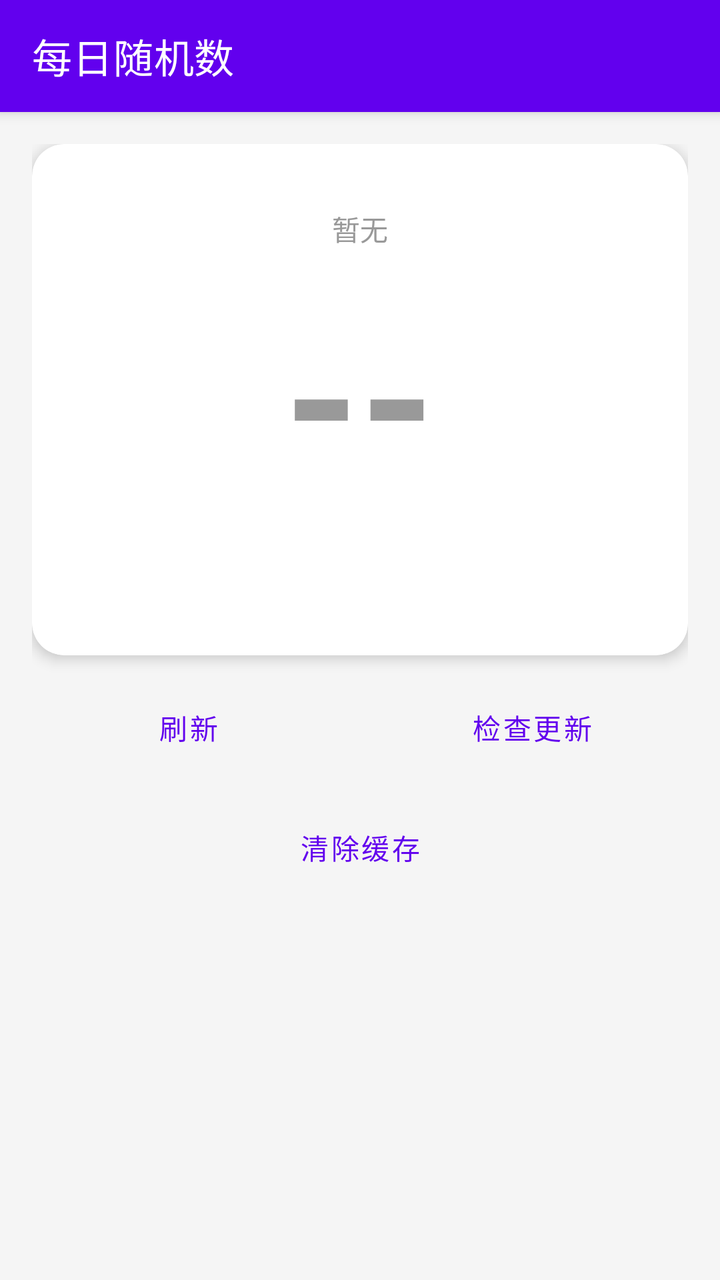
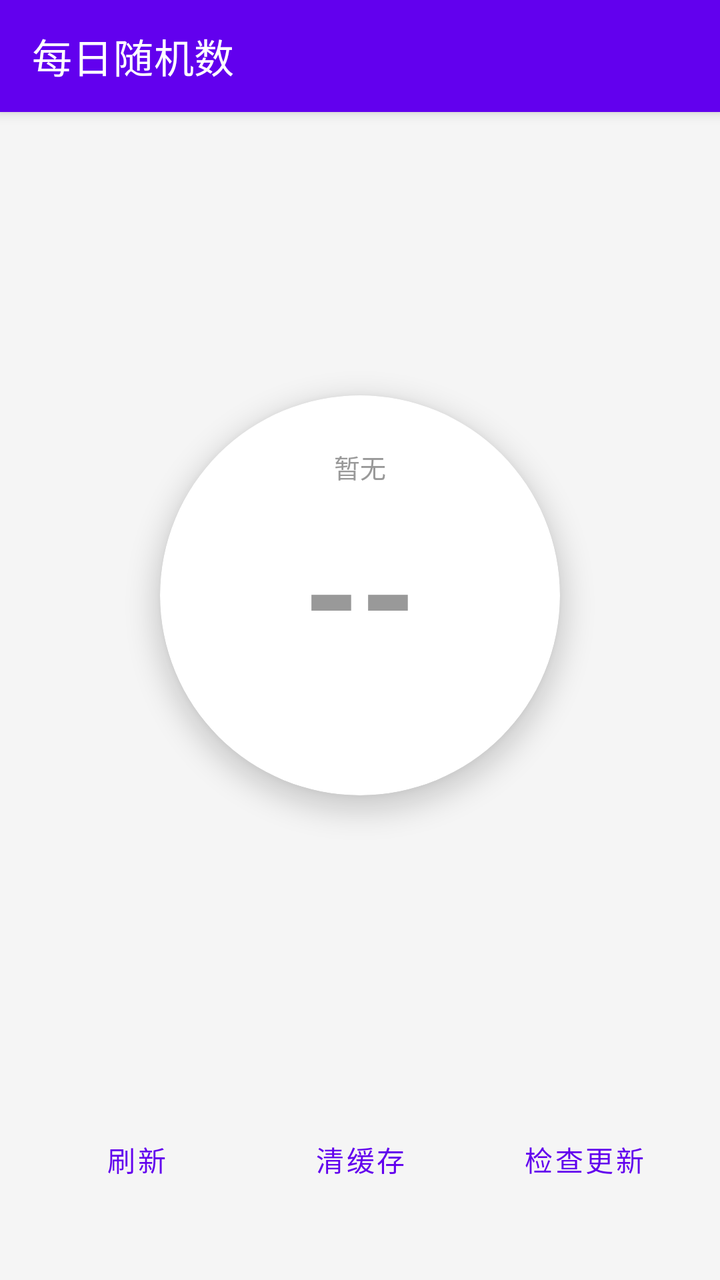

Two renders of the same Android screen: before a commit and after it. Below are the layout's source before the change and the commit's diff.
<!-- AndroidManifest.xml: application theme Theme.DailyRandom -->
<!-- res/layout/activity_main.xml -->
<?xml version="1.0" encoding="utf-8"?>
<LinearLayout
    xmlns:android="http://schemas.android.com/apk/res/android"
    xmlns:app="http://schemas.android.com/apk/res-auto"
    android:layout_width="match_parent"
    android:layout_height="match_parent"
    android:orientation="vertical"
    android:background="#F5F5F5">

    <com.google.android.material.appbar.MaterialToolbar
        android:id="@+id/toolbar"
        android:layout_width="match_parent"
        android:layout_height="?attr/actionBarSize"
        android:background="#6200EE"
        android:theme="@style/ThemeOverlay.MaterialComponents.Dark.ActionBar"
        android:elevation="4dp"
        app:title="每日随机数"
        app:titleTextColor="@android:color/white" />

    <ScrollView
        android:layout_width="match_parent"
        android:layout_height="match_parent"
        android:fillViewport="true">

        <LinearLayout
            android:layout_width="match_parent"
            android:layout_height="wrap_content"
            android:orientation="vertical"
            android:padding="16dp">

            <com.google.android.material.card.MaterialCardView
                android:layout_width="match_parent"
                android:layout_height="wrap_content"
                android:layout_marginBottom="12dp"
                app:cardCornerRadius="16dp"
                app:cardElevation="4dp"
                app:cardBackgroundColor="@android:color/white">

                <LinearLayout
                    android:layout_width="match_parent"
                    android:layout_height="wrap_content"
                    android:orientation="vertical"
                    android:gravity="center"
                    android:padding="32dp">

                    <TextView
                        android:id="@+id/tvDate"
                        android:layout_width="wrap_content"
                        android:layout_height="wrap_content"
                        android:text="暂无"
                        android:textSize="14sp"
                        android:textColor="#999999"
                        android:layout_marginBottom="8dp"/>

                    <TextView
                        android:id="@+id/tvRandom"
                        android:layout_width="wrap_content"
                        android:layout_height="wrap_content"
                        android:text="--"
                        android:textSize="96sp"
                        android:textStyle="bold"
                        android:textColor="#999999"/>

                    <TextView
                        android:id="@+id/tvOddEven"
                        android:layout_width="wrap_content"
                        android:layout_height="wrap_content"
                        android:text=""
                        android:textSize="20sp"
                        android:textColor="#CCCCCC"
                        android:layout_marginTop="8dp"/>
                </LinearLayout>
            </com.google.android.material.card.MaterialCardView>

            <LinearLayout
                android:layout_width="match_parent"
                android:layout_height="wrap_content"
                android:orientation="horizontal"
                android:gravity="center"
                android:layout_marginBottom="12dp">

                <Button
                    android:id="@+id/btnRefresh"
                    android:layout_width="0dp"
                    android:layout_height="wrap_content"
                    android:layout_weight="1"
                    android:text="刷新"
                    android:layout_marginEnd="8dp"
                    style="@style/Widget.MaterialComponents.Button.OutlinedButton"/>

                <Button
                    android:id="@+id/btnUpdate"
                    android:layout_width="0dp"
                    android:layout_height="wrap_content"
                    android:layout_weight="1"
                    android:text="检查更新"
                    android:layout_marginStart="8dp"
                    style="@style/Widget.MaterialComponents.Button.OutlinedButton"/>
            </LinearLayout>

            <Button
                android:id="@+id/btnClear"
                android:layout_width="match_parent"
                android:layout_height="wrap_content"
                android:text="清除缓存"
                android:layout_marginBottom="8dp"
                style="@style/Widget.MaterialComponents.Button.TextButton"/>

            <TextView
                android:id="@+id/tvUpdateStatus"
                android:layout_width="match_parent"
                android:layout_height="wrap_content"
                android:text=""
                android:textSize="12sp"
                android:textColor="#AAAAAA"
                android:gravity="center"/>
        </LinearLayout>
    </ScrollView>
</LinearLayout>
<!-- resources referenced by this layout -->
<resources>
  <style name="Theme.DailyRandom" parent="Theme.MaterialComponents.NoActionBar">
          <item name="colorPrimary">#6200EE</item>
          <item name="colorPrimaryVariant">#3700B3</item>
          <item name="colorOnPrimary">@color/white</item>
          <item name="colorSecondary">#03DAC5</item>
          <item name="colorSecondaryVariant">#018786</item>
          <item name="colorOnSecondary">@color/black</item>
          <item name="android:statusBarColor">#6200EE</item>
          <item name="android:navigationBarColor">#6200EE</item>
          <item name="android:windowLightStatusBar">false</item>
      </style>
  <color name="white">#FFFFFFFF</color>
  <color name="black">#FF000000</color>
</resources>

<!-- the commit's change to res/layout/activity_main.xml (unified diff, before → after) -->
@@ -17,103 +17,109 @@
         app:title="每日随机数"
         app:titleTextColor="@android:color/white" />
 
-    <ScrollView
+    <LinearLayout
         android:layout_width="match_parent"
-        android:layout_height="match_parent"
-        android:fillViewport="true">
+        android:layout_height="0dp"
+        android:layout_weight="1"
+        android:orientation="vertical"
+        android:gravity="center"
+        android:padding="24dp">
+
+        <com.google.android.material.card.MaterialCardView
+            android:layout_width="200dp"
+            android:layout_height="200dp"
+            app:cardCornerRadius="100dp"
+            app:cardElevation="8dp"
+            app:cardBackgroundColor="@android:color/white">
+
+            <LinearLayout
+                android:layout_width="match_parent"
+                android:layout_height="match_parent"
+                android:orientation="vertical"
+                android:gravity="center">
+
+                <TextView
+                    android:id="@+id/tvDate"
+                    android:layout_width="wrap_content"
+                    android:layout_height="wrap_content"
+                    android:text="暂无"
+                    android:textSize="13sp"
+                    android:textColor="#999999"
+                    android:layout_marginBottom="4dp"/>
+
+                <TextView
+                    android:id="@+id/tvRandom"
+                    android:layout_width="wrap_content"
+                    android:layout_height="wrap_content"
+                    android:text="--"
+                    android:textSize="72sp"
+                    android:textStyle="bold"
+                    android:textColor="#999999"/>
+
+                <TextView
+                    android:id="@+id/tvOddEven"
+                    android:layout_width="wrap_content"
+                    android:layout_height="wrap_content"
+                    android:text=""
+                    android:textSize="18sp"
+                    android:textColor="#CCCCCC"
+                    android:layout_marginTop="4dp"/>
+            </LinearLayout>
+        </com.google.android.material.card.MaterialCardView>
+
+    </LinearLayout>
+
+    <LinearLayout
+        android:layout_width="match_parent"
+        android:layout_height="wrap_content"
+        android:orientation="vertical"
+        android:padding="16dp"
+        android:background="#F5F5F5">
 
         <LinearLayout
             android:layout_width="match_parent"
             android:layout_height="wrap_content"
-            android:orientation="vertical"
-            android:padding="16dp">
+            android:orientation="horizontal"
+            android:gravity="center">
 
-            <com.google.android.material.card.MaterialCardView
-                android:layout_width="match_parent"
+            <Button
+                android:id="@+id/btnRefresh"
+                android:layout_width="0dp"
                 android:layout_height="wrap_content"
-                android:layout_marginBottom="12dp"
-                app:cardCornerRadius="16dp"
-                app:cardElevation="4dp"
-                app:cardBackgroundColor="@android:color/white">
-
-                <LinearLayout
-                    android:layout_width="match_parent"
-                    android:layout_height="wrap_content"
-                    android:orientation="vertical"
-                    android:gravity="center"
-                    android:padding="32dp">
-
-                    <TextView
-                        android:id="@+id/tvDate"
-                        android:layout_width="wrap_content"
-                        android:layout_height="wrap_content"
-                        android:text="暂无"
-                        android:textSize="14sp"
-                        android:textColor="#999999"
-                        android:layout_marginBottom="8dp"/>
-
-                    <TextView
-                        android:id="@+id/tvRandom"
-                        android:layout_width="wrap_content"
-                        android:layout_height="wrap_content"
-                        android:text="--"
-                        android:textSize="96sp"
-                        android:textStyle="bold"
-                        android:textColor="#999999"/>
-
-                    <TextView
-                        android:id="@+id/tvOddEven"
-                        android:layout_width="wrap_content"
-                        android:layout_height="wrap_content"
-                        android:text=""
-                        android:textSize="20sp"
-                        android:textColor="#CCCCCC"
-                        android:layout_marginTop="8dp"/>
-                </LinearLayout>
-            </com.google.android.material.card.MaterialCardView>
-
-            <LinearLayout
-                android:layout_width="match_parent"
-                android:layout_height="wrap_content"
-                android:orientation="horizontal"
-                android:gravity="center"
-                android:layout_marginBottom="12dp">
-
-                <Button
-                    android:id="@+id/btnRefresh"
-                    android:layout_width="0dp"
-                    android:layout_height="wrap_content"
-                    android:layout_weight="1"
-                    android:text="刷新"
-                    android:layout_marginEnd="8dp"
-                    style="@style/Widget.MaterialComponents.Button.OutlinedButton"/>
-
-                <Button
-                    android:id="@+id/btnUpdate"
-                    android:layout_width="0dp"
-                    android:layout_height="wrap_content"
-                    android:layout_weight="1"
-                    android:text="检查更新"
-                    android:layout_marginStart="8dp"
-                    style="@style/Widget.MaterialComponents.Button.OutlinedButton"/>
-            </LinearLayout>
+                android:layout_weight="1"
+                android:text="刷新"
+                android:layout_marginEnd="4dp"
+                style="@style/Widget.MaterialComponents.Button.OutlinedButton"/>
 
             <Button
                 android:id="@+id/btnClear"
-                android:layout_width="match_parent"
+                android:layout_width="0dp"
                 android:layout_height="wrap_content"
-                android:text="清除缓存"
-                android:layout_marginBottom="8dp"
-                style="@style/Widget.MaterialComponents.Button.TextButton"/>
+                android:layout_weight="1"
+                android:text="清缓存"
+                android:layout_marginStart="4dp"
+                android:layout_marginEnd="4dp"
+                style="@style/Widget.MaterialComponents.Button.OutlinedButton"/>
 
-            <TextView
-                android:id="@+id/tvUpdateStatus"
-                android:layout_width="match_parent"
+            <Button
+                android:id="@+id/btnUpdate"
+                android:layout_width="0dp"
                 android:layout_height="wrap_content"
-                android:text=""
-                android:textSize="12sp"
-                android:textColor="#AAAAAA"
-                android:gravity="center"/>
+                android:layout_weight="1"
+                android:text="检查更新"
+                android:layout_marginStart="4dp"
+                style="@style/Widget.MaterialComponents.Button.OutlinedButton"/>
         </LinearLayout>
-    </ScrollView>
+
+        <TextView
+            android:id="@+id/tvUpdateStatus"
+            android:layout_width="match_parent"
+            android:layout_height="wrap_content"
+            android:text=""
+            android:textSize="12sp"
+            android:textColor="#AAAAAA"
+            android:gravity="center"
+            android:layout_marginTop="4dp"/>
+    </LinearLayout>
+
 </LinearLayout>
